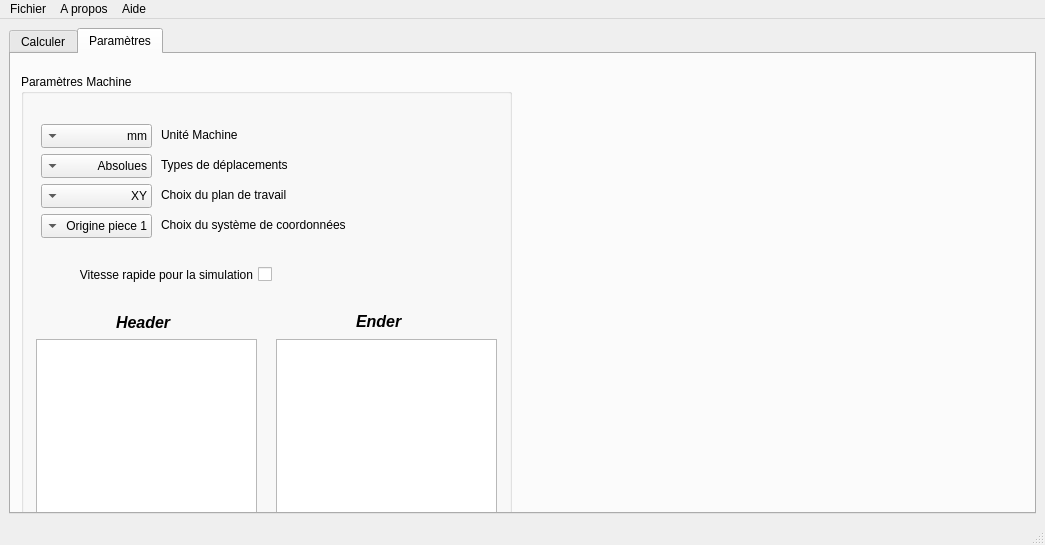
This is Form1.ui in turkishviking/PostPro-Charlie-Bill as Qt 5 draws it before an edit. The edited form follows.
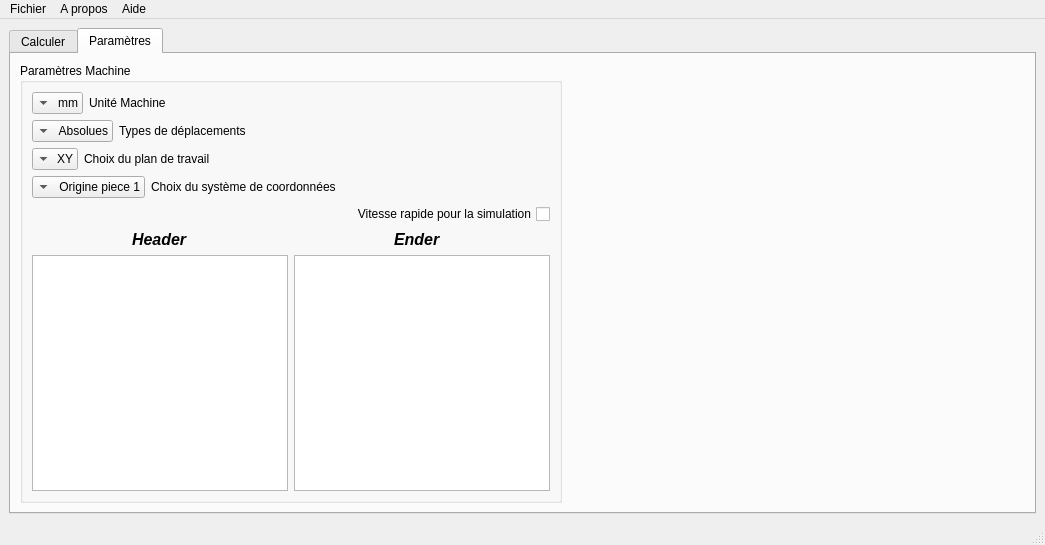
This is the edited form. The open tabs and pages were chosen to show the change. Icons and pictures are not drawn. Custom widgets are drawn as their Qt base class.

Commit message:
Redim Form1
La rubrique paramètre s'adapte à l'étirement

Diff of the .ui file:
```diff
--- a/Form1.ui
+++ b/Form1.ui
@@ -465,26 +465,28 @@
        <attribute name="title">
         <string>Paramètres</string>
        </attribute>
+       <layout class="QHBoxLayout" name="horizontalLayout_11">
+        <item>
        <widget class="QGroupBox" name="groupBox">
-        <property name="geometry">
-         <rect>
-          <x>10</x>
-          <y>20</y>
-          <width>491</width>
-          <height>456</height>
-         </rect>
-        </property>
         <property name="title">
          <string>Paramètres Machine</string>
         </property>
+          <layout class="QHBoxLayout" name="horizontalLayout_10">
+           <item>
+            <layout class="QVBoxLayout" name="verticalLayout_7">
+             <item>
+              <layout class="QVBoxLayout" name="verticalLayout_6">
+               <item>
+                <layout class="QVBoxLayout" name="verticalLayout_5">
+                 <item>
+                  <layout class="QHBoxLayout" name="horizontalLayout_6">
+                   <item>
         <widget class="QComboBox" name="comboBoxUnite">
-         <property name="geometry">
-          <rect>
-           <x>20</x>
-           <y>50</y>
-           <width>111</width>
-           <height>24</height>
-          </rect>
+                     <property name="sizePolicy">
+                      <sizepolicy hsizetype="Fixed" vsizetype="Fixed">
+                       <horstretch>0</horstretch>
+                       <verstretch>0</verstretch>
+                      </sizepolicy>
          </property>
          <property name="layoutDirection">
           <enum>Qt::RightToLeft</enum>
@@ -500,27 +502,25 @@
           </property>
          </item>
         </widget>
+                   </item>
+                   <item>
         <widget class="QLabel" name="label">
-         <property name="geometry">
-          <rect>
-           <x>140</x>
-           <y>50</y>
-           <width>101</width>
-           <height>21</height>
-          </rect>
-         </property>
          <property name="text">
           <string>Unité Machine</string>
          </property>
         </widget>
+                   </item>
+                  </layout>
+                 </item>
+                 <item>
+                  <layout class="QHBoxLayout" name="horizontalLayout_7">
+                   <item>
         <widget class="QComboBox" name="comboBoxType">
-         <property name="geometry">
-          <rect>
-           <x>20</x>
-           <y>80</y>
-           <width>111</width>
-           <height>24</height>
-          </rect>
+                     <property name="sizePolicy">
+                      <sizepolicy hsizetype="Fixed" vsizetype="Fixed">
+                       <horstretch>0</horstretch>
+                       <verstretch>0</verstretch>
+                      </sizepolicy>
          </property>
          <property name="layoutDirection">
           <enum>Qt::RightToLeft</enum>
@@ -536,27 +536,25 @@
           </property>
          </item>
         </widget>
+                   </item>
+                   <item>
         <widget class="QLabel" name="label_2">
-         <property name="geometry">
-          <rect>
-           <x>140</x>
-           <y>80</y>
-           <width>141</width>
-           <height>21</height>
-          </rect>
-         </property>
          <property name="text">
           <string>Types de déplacements</string>
          </property>
         </widget>
+                   </item>
+                  </layout>
+                 </item>
+                 <item>
+                  <layout class="QHBoxLayout" name="horizontalLayout_8">
+                   <item>
         <widget class="QComboBox" name="comboBoxPlan">
-         <property name="geometry">
-          <rect>
-           <x>20</x>
-           <y>110</y>
-           <width>111</width>
-           <height>24</height>
-          </rect>
+                     <property name="sizePolicy">
+                      <sizepolicy hsizetype="Fixed" vsizetype="Fixed">
+                       <horstretch>0</horstretch>
+                       <verstretch>0</verstretch>
+                      </sizepolicy>
          </property>
          <property name="layoutDirection">
           <enum>Qt::RightToLeft</enum>
@@ -577,27 +575,25 @@
           </property>
          </item>
         </widget>
+                   </item>
+                   <item>
         <widget class="QLabel" name="label_3">
-         <property name="geometry">
-          <rect>
-           <x>140</x>
-           <y>110</y>
-           <width>201</width>
-           <height>21</height>
-          </rect>
-         </property>
          <property name="text">
           <string>Choix du plan de travail</string>
          </property>
         </widget>
+                   </item>
+                  </layout>
+                 </item>
+                 <item>
+                  <layout class="QHBoxLayout" name="horizontalLayout_9">
+                   <item>
         <widget class="QComboBox" name="comboBoxCoordonees">
-         <property name="geometry">
-          <rect>
-           <x>20</x>
-           <y>140</y>
-           <width>111</width>
-           <height>24</height>
-          </rect>
+                     <property name="sizePolicy">
+                      <sizepolicy hsizetype="Fixed" vsizetype="Fixed">
+                       <horstretch>0</horstretch>
+                       <verstretch>0</verstretch>
+                      </sizepolicy>
          </property>
          <property name="layoutDirection">
           <enum>Qt::RightToLeft</enum>
@@ -648,27 +644,27 @@
           </property>
          </item>
         </widget>
+                   </item>
+                   <item>
         <widget class="QLabel" name="label_4">
-         <property name="geometry">
-          <rect>
-           <x>140</x>
-           <y>140</y>
-           <width>191</width>
-           <height>21</height>
-          </rect>
-         </property>
          <property name="text">
           <string>Choix du système de coordonnées</string>
          </property>
         </widget>
+                   </item>
+                  </layout>
+                 </item>
+                </layout>
+               </item>
+              </layout>
+             </item>
+             <item>
         <widget class="QCheckBox" name="checkBox">
-         <property name="geometry">
-          <rect>
-           <x>40</x>
-           <y>190</y>
-           <width>211</width>
-           <height>21</height>
-          </rect>
+               <property name="sizePolicy">
+                <sizepolicy hsizetype="Fixed" vsizetype="Fixed">
+                 <horstretch>0</horstretch>
+                 <verstretch>0</verstretch>
+                </sizepolicy>
          </property>
          <property name="layoutDirection">
           <enum>Qt::RightToLeft</enum>
@@ -677,35 +673,13 @@
           <string>Vitesse rapide pour la simulation</string>
          </property>
         </widget>
-        <widget class="QTextEdit" name="HeadertextEdit">
-         <property name="geometry">
-          <rect>
-           <x>15</x>
-           <y>265</y>
-           <width>221</width>
-           <height>176</height>
-          </rect>
-         </property>
-        </widget>
-        <widget class="QTextEdit" name="EnderTextEdit">
-         <property name="geometry">
-          <rect>
-           <x>255</x>
-           <y>265</y>
-           <width>221</width>
-           <height>176</height>
-          </rect>
-         </property>
-        </widget>
+             </item>
+             <item>
+              <layout class="QHBoxLayout" name="horizontalLayout_5">
+               <item>
+                <layout class="QVBoxLayout" name="verticalLayout_3">
+                 <item>
         <widget class="QLabel" name="label_5">
-         <property name="geometry">
-          <rect>
-           <x>95</x>
-           <y>240</y>
-           <width>56</width>
-           <height>16</height>
-          </rect>
-         </property>
          <property name="font">
           <font>
            <pointsize>12</pointsize>
@@ -717,16 +691,23 @@
          <property name="text">
           <string>Header</string>
          </property>
-        </widget>
+                   <property name="margin">
+                    <number>0</number>
+                   </property>
+                   <property name="indent">
+                    <number>100</number>
+                   </property>
+                  </widget>
+                 </item>
+                 <item>
+                  <widget class="QTextEdit" name="HeadertextEdit"/>
+                 </item>
+                </layout>
+               </item>
+               <item>
+                <layout class="QVBoxLayout" name="verticalLayout_4">
+                 <item>
         <widget class="QLabel" name="label_6">
-         <property name="geometry">
-          <rect>
-           <x>335</x>
-           <y>240</y>
-           <width>54</width>
-           <height>15</height>
-          </rect>
-         </property>
          <property name="font">
           <font>
            <pointsize>12</pointsize>
@@ -738,21 +719,37 @@
          <property name="text">
           <string>Ender</string>
          </property>
-        </widget>
-       </widget>
+                   <property name="indent">
+                    <number>100</number>
+                   </property>
+                  </widget>
+                 </item>
+                 <item>
+                  <widget class="QTextEdit" name="EnderTextEdit"/>
+                 </item>
+                </layout>
+               </item>
+              </layout>
+             </item>
+            </layout>
+           </item>
+          </layout>
+         </widget>
+        </item>
+        <item>
        <widget class="KPixmapRegionSelectorWidget" name="kpixmapregionselectorwidget_2">
-        <property name="geometry">
-         <rect>
-          <x>495</x>
-          <y>35</y>
-          <width>531</width>
-          <height>431</height>
-         </rect>
+          <property name="sizePolicy">
+           <sizepolicy hsizetype="Expanding" vsizetype="Expanding">
+            <horstretch>0</horstretch>
+            <verstretch>0</verstretch>
+           </sizepolicy>
         </property>
         <property name="pixmap">
          <pixmap>image/hye4putk.png</pixmap>
         </property>
        </widget>
+        </item>
+       </layout>
       </widget>
      </widget>
     </item>
```
Left out of the diff: 4 changed lines with no effect on the pictures. Lines whose indentation alone changed are shown as unchanged. The commit also changes 2 other files.
